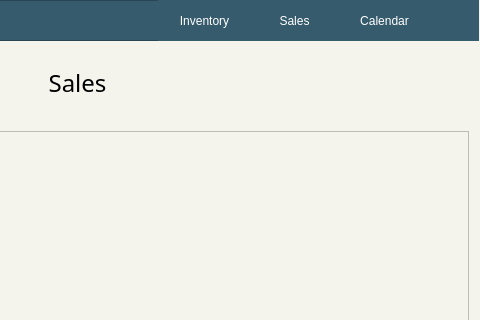
This is sales.ui in ongchangco/Economystique2 as Qt 5 draws it before an edit; both pictures show x 322 to 802 and y 0 to 320 of the 802 by 600 pixel window. The edited form follows.
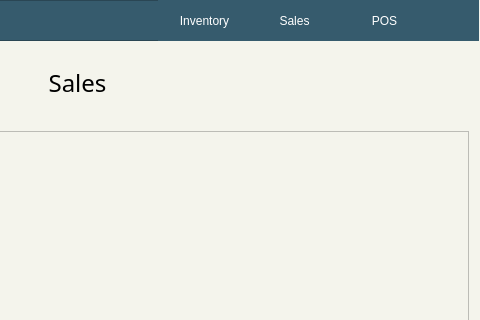
This is the edited form. Icons and pictures are not drawn.

Commit message: changed calendar button into POS

What changed in the file:
```diff
--- a/sales.ui
+++ b/sales.ui
@@ -171,7 +171,7 @@
 </string>
     </property>
     <property name="text">
-     <string>Calendar</string>
+     <string>POS</string>
     </property>
    </widget>
    <widget class="QPushButton" name="btnAccount">
```
Left out of the diff: 2 changed lines with no effect on the pictures. The commit also changes 9 other files.
